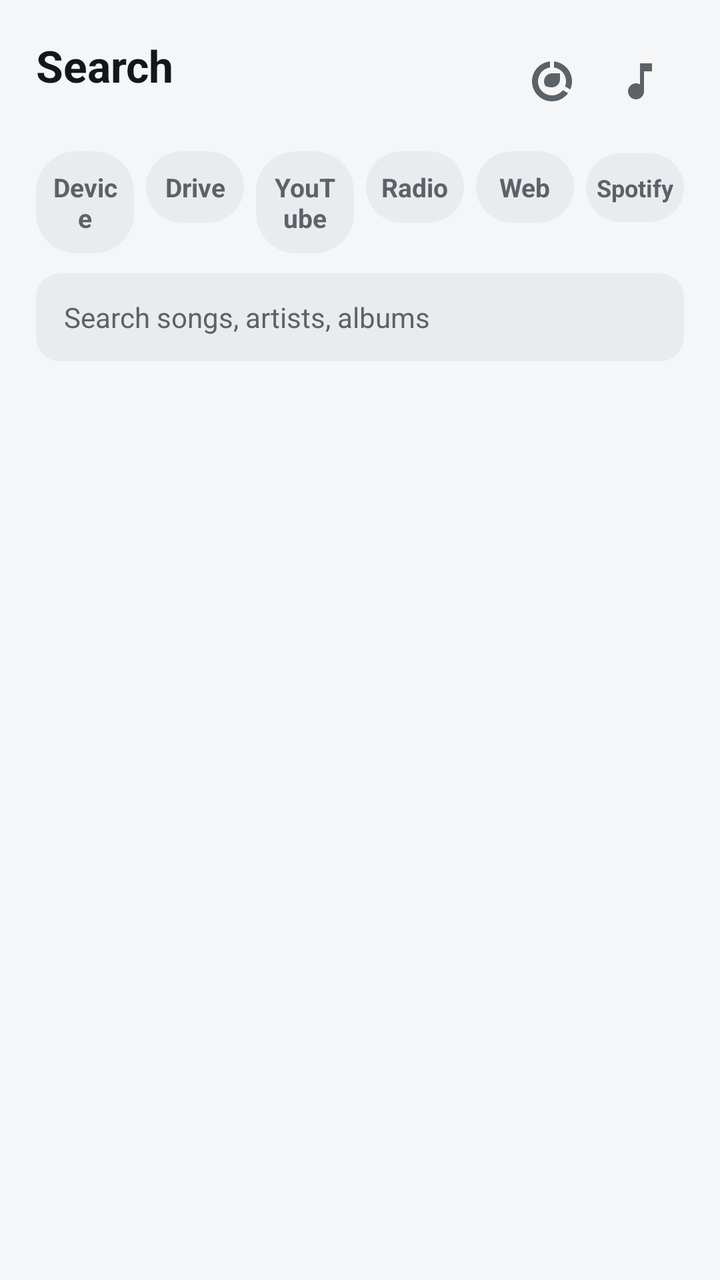
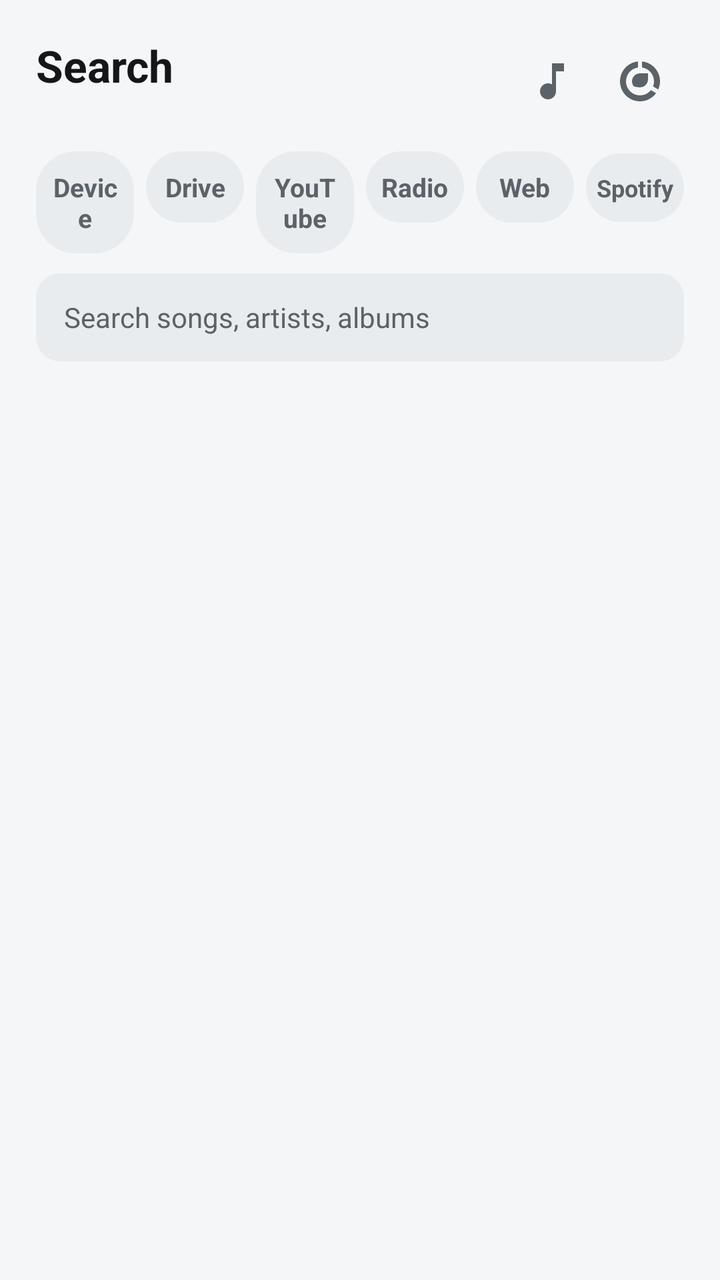

The first picture is an Android layout as it rendered before a commit; the second is the same layout after the commit. The layout source and the unified diff follow.
<!-- AndroidManifest.xml: application theme Theme.FXSoundLite -->
<!-- res/layout/fragment_music.xml -->
<?xml version="1.0" encoding="utf-8"?>
<LinearLayout xmlns:android="http://schemas.android.com/apk/res/android"
    android:layout_width="match_parent"
    android:layout_height="match_parent"
    android:background="?attr/colorBg"
    android:orientation="vertical">

    <LinearLayout
        android:layout_width="match_parent"
        android:layout_height="wrap_content"
        android:orientation="vertical"
        android:paddingHorizontal="18dp"
        android:paddingTop="18dp"
        android:paddingBottom="8dp">

        
        <LinearLayout
            android:layout_width="match_parent"
            android:layout_height="wrap_content"
            android:gravity="center_vertical"
            android:orientation="horizontal">

            <LinearLayout
                android:layout_width="0dp"
                android:layout_height="wrap_content"
                android:layout_weight="1"
                android:orientation="vertical">

                <TextView
                    android:layout_width="wrap_content"
                    android:layout_height="wrap_content"
                    android:text="@string/music_title"
                    android:textColor="?attr/colorTextPrimary"
                    android:textSize="22sp"
                    android:textStyle="bold" />

                <TextView
                    android:id="@+id/musicCount"
                    android:layout_width="wrap_content"
                    android:layout_height="wrap_content"
                    android:textColor="?attr/colorTextSecondary"
                    android:textSize="12sp" />
            </LinearLayout>

            
            <TextView
                android:id="@+id/dataUsedText"
                android:layout_width="wrap_content"
                android:layout_height="wrap_content"
                android:layout_marginEnd="2dp"
                android:background="?android:attr/selectableItemBackground"
                android:padding="6dp"
                android:textColor="?attr/colorAccent"
                android:textSize="12sp"
                android:textStyle="bold"
                android:visibility="gone" />

            <ImageButton
                android:id="@+id/saverButton"
                android:layout_width="44dp"
                android:layout_height="44dp"
                android:background="?android:attr/selectableItemBackgroundBorderless"
                android:contentDescription="@string/saver_switch_label"
                android:padding="10dp"
                android:src="@drawable/ic_data_saver"
                android:tint="?attr/colorTextSecondary" />

            
            <ImageButton
                android:id="@+id/videoModeButton"
                android:layout_width="44dp"
                android:layout_height="44dp"
                android:background="?android:attr/selectableItemBackgroundBorderless"
                android:contentDescription="@string/video_mode_desc"
                android:padding="10dp"
                android:src="@drawable/ic_music"
                android:tint="?attr/colorTextSecondary" />
        </LinearLayout>

        
        <LinearLayout
            android:id="@+id/sourceTabs"
            android:layout_width="match_parent"
            android:layout_height="wrap_content"
            android:layout_marginTop="12dp"
            android:orientation="horizontal">

<TextView
                android:id="@+id/tabLocal"
                android:layout_width="0dp"
                android:layout_height="wrap_content"
                android:layout_marginEnd="6dp"
                android:layout_weight="1"
                android:gravity="center"
                android:background="@drawable/chip_bg"
                android:clickable="true"
                android:focusable="true"
                android:paddingHorizontal="6dp"
                android:paddingVertical="9dp"
                android:text="@string/source_local"
                android:textColor="@color/chip_text_color"
                android:textSize="13sp"
                android:textStyle="bold" />
            <TextView
                android:id="@+id/tabDrive"
                android:layout_width="0dp"
                android:layout_height="wrap_content"
                android:layout_marginEnd="6dp"
                android:layout_weight="1"
                android:gravity="center"
                android:background="@drawable/chip_bg"
                android:clickable="true"
                android:focusable="true"
                android:paddingHorizontal="6dp"
                android:paddingVertical="9dp"
                android:text="@string/source_drive"
                android:textColor="@color/chip_text_color"
                android:textSize="13sp"
                android:textStyle="bold" />
            <TextView
                android:id="@+id/tabYoutube"
                android:layout_width="0dp"
                android:layout_height="wrap_content"
                android:layout_marginEnd="6dp"
                android:layout_weight="1"
                android:gravity="center"
                android:background="@drawable/chip_bg"
                android:clickable="true"
                android:focusable="true"
                android:paddingHorizontal="6dp"
                android:paddingVertical="9dp"
                android:text="@string/source_youtube"
                android:textColor="@color/chip_text_color"
                android:textSize="13sp"
                android:textStyle="bold" />
            <TextView
                android:id="@+id/tabRadio"
                android:layout_width="0dp"
                android:layout_height="wrap_content"
                android:layout_marginEnd="6dp"
                android:layout_weight="1"
                android:gravity="center"
                android:background="@drawable/chip_bg"
                android:clickable="true"
                android:focusable="true"
                android:paddingHorizontal="6dp"
                android:paddingVertical="9dp"
                android:text="@string/source_radio"
                android:textColor="@color/chip_text_color"
                android:textSize="13sp"
                android:textStyle="bold" />
            <TextView
                android:id="@+id/tabTv"
                android:layout_width="0dp"
                android:layout_height="wrap_content"
                android:layout_marginEnd="6dp"
                android:layout_weight="1"
                android:gravity="center"
                android:background="@drawable/chip_bg"
                android:clickable="true"
                android:focusable="true"
                android:paddingHorizontal="6dp"
                android:paddingVertical="9dp"
                android:text="@string/source_tv"
                android:textColor="@color/chip_text_color"
                android:textSize="13sp"
                android:textStyle="bold"
                android:visibility="gone" />
            <TextView
                android:id="@+id/tabWeb"
                android:layout_width="0dp"
                android:layout_height="wrap_content"
                android:layout_marginEnd="6dp"
                android:layout_weight="1"
                android:gravity="center"
                android:background="@drawable/chip_bg"
                android:clickable="true"
                android:focusable="true"
                android:paddingHorizontal="6dp"
                android:paddingVertical="9dp"
                android:text="@string/source_web"
                android:textColor="@color/chip_text_color"
                android:textSize="13sp"
                android:textStyle="bold"
                android:visibility="gone" />
            <TextView
                android:id="@+id/tabOnline"
                android:layout_width="0dp"
                android:layout_height="wrap_content"
                android:layout_marginEnd="6dp"
                android:layout_weight="1"
                android:gravity="center"
                android:background="@drawable/chip_bg"
                android:clickable="true"
                android:focusable="true"
                android:paddingHorizontal="6dp"
                android:paddingVertical="9dp"
                android:text="@string/source_online"
                android:textColor="@color/chip_text_color"
                android:textSize="13sp"
                android:textStyle="bold" />
            <TextView
                android:id="@+id/tabSpotify"
                android:layout_width="0dp"
                android:layout_height="wrap_content"
                android:layout_marginEnd="0dp"
                android:layout_weight="1"
                android:gravity="center"
                android:background="@drawable/chip_bg"
                android:clickable="true"
                android:focusable="true"
                android:maxLines="1"
                android:paddingHorizontal="2dp"
                android:paddingVertical="9dp"
                android:text="@string/source_spotify"
                android:textColor="@color/chip_text_color"
                android:textSize="12sp"
                android:textStyle="bold" />
        </LinearLayout>

        
        <TextView
            android:id="@+id/radioSourceButton"
            android:layout_width="wrap_content"
            android:layout_height="wrap_content"
            android:layout_marginTop="10dp"
            android:background="@drawable/chip_bg"
            android:clickable="true"
            android:focusable="true"
            android:paddingHorizontal="16dp"
            android:paddingVertical="8dp"
            android:textColor="@color/chip_text_color"
            android:textSize="13sp"
            android:textStyle="bold"
            android:visibility="gone" />

        

        <LinearLayout
            android:layout_width="match_parent"
            android:layout_height="wrap_content"
            android:layout_marginTop="10dp"
            android:gravity="center_vertical"
            android:orientation="horizontal">

            <EditText
                android:id="@+id/searchInput"
                android:layout_width="0dp"
                android:layout_height="44dp"
                android:layout_weight="1"
                android:background="@drawable/input_bg"
                android:hint="@string/music_search_hint"
                android:imeOptions="actionSearch"
                android:importantForAutofill="no"
                android:inputType="text"
                android:maxLines="1"
                android:paddingHorizontal="14dp"
                android:textColor="?attr/colorTextPrimary"
                android:textColorHint="?attr/colorTextSecondary"
                android:textSize="14sp" />

            
            <ImageButton
                android:id="@+id/filterButton"
                android:layout_width="44dp"
                android:layout_height="44dp"
                android:layout_marginStart="6dp"
                android:background="?android:attr/selectableItemBackgroundBorderless"
                android:contentDescription="@string/filter_title"
                android:padding="10dp"
                android:src="@drawable/ic_filter"
                android:tint="?attr/colorTextSecondary"
                android:visibility="gone" />

        </LinearLayout>
    </LinearLayout>

    <FrameLayout
        android:layout_width="match_parent"
        android:layout_height="0dp"
        android:layout_weight="1">

        <androidx.recyclerview.widget.RecyclerView
            android:id="@+id/trackList"
            android:layout_width="match_parent"
            android:layout_height="match_parent"
            android:clipToPadding="false"
            android:paddingBottom="74dp" />

        <ProgressBar
            android:id="@+id/searchProgress"
            style="?android:attr/progressBarStyle"
            android:layout_width="32dp"
            android:layout_height="32dp"
            android:layout_gravity="center"
            android:indeterminateTint="?attr/colorAccent"
            android:visibility="gone" />

        <LinearLayout
            android:id="@+id/emptyPanel"
            android:layout_width="match_parent"
            android:layout_height="match_parent"
            android:gravity="center"
            android:orientation="vertical"
            android:padding="32dp"
            android:visibility="gone">

            <TextView
                android:id="@+id/emptyText"
                android:layout_width="wrap_content"
                android:layout_height="wrap_content"
                android:gravity="center"
                android:textColor="?attr/colorTextSecondary"
                android:textSize="14sp" />

            <TextView
                android:id="@+id/actionButton"
                android:layout_width="wrap_content"
                android:layout_height="wrap_content"
                android:layout_marginTop="16dp"
                android:background="@drawable/eq_button_bg"
                android:clickable="true"
                android:focusable="true"
                android:paddingHorizontal="26dp"
                android:paddingVertical="10dp"
                android:text="@string/music_allow_access"
                android:textColor="?attr/colorOnAccent"
                android:textSize="14sp"
                android:textStyle="bold"
                android:visibility="gone" />
        </LinearLayout>
    </FrameLayout>

    
    <LinearLayout
        android:visibility="gone"
        android:layout_width="match_parent"
        android:layout_height="wrap_content"
        android:layout_margin="12dp"
        android:background="@drawable/card_bg"
        android:orientation="vertical"
        android:padding="14dp">

        <LinearLayout
            android:layout_width="match_parent"
            android:layout_height="wrap_content"
            android:gravity="center_vertical"
            android:orientation="horizontal">

            <ImageView
                android:id="@+id/nowArt"
                android:layout_width="52dp"
                android:layout_height="52dp"
                android:background="@drawable/art_bg"
                android:importantForAccessibility="no"
                android:padding="13dp"
                android:scaleType="centerCrop"
                android:src="@drawable/ic_music"
                android:tint="?attr/colorTextSecondary" />

            <LinearLayout
                android:layout_width="0dp"
                android:layout_height="wrap_content"
                android:layout_marginStart="12dp"
                android:layout_weight="1"
                android:orientation="vertical">

                <TextView
                    android:id="@+id/nowTitle"
                    android:layout_width="match_parent"
                    android:layout_height="wrap_content"
                    android:ellipsize="end"
                    android:maxLines="1"
                    android:text="@string/music_nothing_playing"
                    android:textColor="?attr/colorTextPrimary"
                    android:textSize="15sp"
                    android:textStyle="bold" />

                <TextView
                    android:id="@+id/nowArtist"
                    android:layout_width="match_parent"
                    android:layout_height="wrap_content"
                    android:layout_marginTop="2dp"
                    android:ellipsize="end"
                    android:maxLines="1"
                    android:textColor="?attr/colorTextSecondary"
                    android:textSize="12sp" />
            </LinearLayout>
        </LinearLayout>

        <SeekBar
            android:id="@+id/progressSeek"
            android:layout_width="match_parent"
            android:layout_height="wrap_content"
            android:layout_marginTop="8dp"
            android:progressTint="?attr/colorAccent"
            android:thumbTint="?attr/colorAccent" />

        <RelativeLayout
            android:layout_width="match_parent"
            android:layout_height="wrap_content"
            android:paddingHorizontal="4dp">

            <TextView
                android:id="@+id/timeElapsed"
                android:layout_width="wrap_content"
                android:layout_height="wrap_content"
                android:text="0:00"
                android:textColor="?attr/colorTextSecondary"
                android:textSize="11sp" />

            <TextView
                android:id="@+id/timeTotal"
                android:layout_width="wrap_content"
                android:layout_height="wrap_content"
                android:layout_alignParentEnd="true"
                android:text="0:00"
                android:textColor="?attr/colorTextSecondary"
                android:textSize="11sp" />
        </RelativeLayout>

        <LinearLayout
            android:layout_width="match_parent"
            android:layout_height="wrap_content"
            android:layout_marginTop="4dp"
            android:gravity="center"
            android:orientation="horizontal">

            <ImageButton
                android:id="@+id/shuffleButton"
                android:layout_width="48dp"
                android:layout_height="48dp"
                android:background="?android:attr/selectableItemBackgroundBorderless"
                android:contentDescription="@string/music_shuffle"
                android:padding="12dp"
                android:src="@drawable/ic_shuffle"
                android:tint="?attr/colorTextSecondary" />

            <ImageButton
                android:id="@+id/prevButton"
                android:layout_width="52dp"
                android:layout_height="52dp"
                android:background="?android:attr/selectableItemBackgroundBorderless"
                android:contentDescription="@string/music_previous"
                android:padding="12dp"
                android:src="@drawable/ic_prev"
                android:tint="?attr/colorTextPrimary" />

            <ImageButton
                android:id="@+id/playPauseButton"
                android:layout_width="60dp"
                android:layout_height="60dp"
                android:layout_marginHorizontal="6dp"
                android:background="@drawable/eq_button_bg"
                android:contentDescription="@string/music_play_pause"
                android:padding="16dp"
                android:src="@drawable/ic_play"
                android:tint="?attr/colorOnAccent" />

            <ImageButton
                android:id="@+id/nextButton"
                android:layout_width="52dp"
                android:layout_height="52dp"
                android:background="?android:attr/selectableItemBackgroundBorderless"
                android:contentDescription="@string/music_next"
                android:padding="12dp"
                android:src="@drawable/ic_next"
                android:tint="?attr/colorTextPrimary" />

            <ImageButton
                android:id="@+id/repeatButton"
                android:layout_width="48dp"
                android:layout_height="48dp"
                android:background="?android:attr/selectableItemBackgroundBorderless"
                android:contentDescription="@string/music_repeat"
                android:padding="12dp"
                android:src="@drawable/ic_repeat"
                android:tint="?attr/colorTextSecondary" />
        </LinearLayout>
    </LinearLayout>
</LinearLayout>
<!-- resources referenced by this layout -->
<resources>
  <!-- drawable art_bg (drawable) -->
  <?xml version="1.0" encoding="utf-8"?>
  <shape xmlns:android="http://schemas.android.com/apk/res/android">
      <solid android:color="?attr/colorSurfaceRaised" />
      <corners android:radius="10dp" />
  </shape>
  <!-- drawable card_bg (drawable) -->
  <?xml version="1.0" encoding="utf-8"?>
  <shape xmlns:android="http://schemas.android.com/apk/res/android">
      <solid android:color="?attr/colorSurface" />
      <corners android:radius="16dp" />
  </shape>
  <!-- drawable eq_button_bg (drawable) -->
  <?xml version="1.0" encoding="utf-8"?>
  <shape xmlns:android="http://schemas.android.com/apk/res/android"
      android:shape="rectangle">
      <solid android:color="?attr/colorAccent" />
      <corners android:radius="20dp" />
  </shape>
  <!-- drawable ic_play (drawable) -->
  <vector xmlns:android="http://schemas.android.com/apk/res/android"
      android:width="24dp"
      android:height="24dp"
      android:viewportWidth="24"
      android:viewportHeight="24">
      <path
          android:fillColor="#FFFFFFFF"
          android:pathData="M8,5v14l11,-7z" />
  </vector>
  <!-- drawable input_bg (drawable) -->
  <?xml version="1.0" encoding="utf-8"?>
  <shape xmlns:android="http://schemas.android.com/apk/res/android">
      <solid android:color="?attr/colorSurfaceRaised" />
      <corners android:radius="12dp" />
  </shape>
  <string name="filter_title">Filter</string>
  <string name="music_allow_access">Allow access</string>
  <string name="music_next">Next</string>
  <string name="music_nothing_playing">Nothing playing</string>
  <string name="music_play_pause">Play / pause</string>
  <string name="music_previous">Previous</string>
  <string name="music_repeat">Repeat</string>
  <string name="music_search_hint">Search songs, artists, albums</string>
  <string name="music_shuffle">Shuffle</string>
  <string name="music_title">Search</string>
  <string name="saver_switch_label">Data saver</string>
  <string name="source_drive">Drive</string>
  <string name="source_local">Device</string>
  <string name="source_online">Web</string>
  <string name="source_radio">Radio</string>
  <string name="source_spotify">Spotify</string>
  <string name="source_tv">TV</string>
  <string name="source_web">Web</string>
  <string name="source_youtube">YouTube</string>
  <string name="video_mode_desc">Audio / video mode</string>
  <style name="Theme.FXSoundLite" parent="Theme.MaterialComponents.DayNight.NoActionBar">
          <item name="colorPrimary">@color/accent_default</item>
          <item name="colorPrimaryDark">@color/light_bg</item>
          <item name="colorAccent">@color/accent_default</item>
          <item name="android:windowBackground">?attr/colorBg</item>
  
          <item name="colorBg">@color/light_bg</item>
          <item name="colorSurface">@color/light_surface</item>
          <item name="colorSurfaceRaised">@color/light_surface_raised</item>
          <item name="colorTextPrimary">@color/light_text_primary</item>
          <item name="colorTextSecondary">@color/light_text_secondary</item>
          <item name="colorDivider">@color/light_divider</item>
          <item name="colorTrackBg">@color/light_track_bg</item>
          <item name="colorDanger">@color/danger</item>
          <item name="colorOnAccent">@color/light_on_accent</item>
      </style>
  <color name="accent_default">#000000</color>
  <color name="light_bg">#F5F6F7</color>
  <color name="light_surface">#FFFFFF</color>
  <color name="light_surface_raised">#E9ECEF</color>
  <color name="light_text_primary">#14171A</color>
  <color name="light_text_secondary">#5B6268</color>
  <color name="light_divider">#DCE0E3</color>
  <color name="light_track_bg">#D6DADE</color>
  <color name="danger">#FF6B6B</color>
  <color name="light_on_accent">#0E1013</color>
  <!-- unchanged entries left out for length: 8 -->
</resources>

<!-- the commit's change to res/layout/fragment_music.xml (unified diff, before → after) -->
@@ -55,6 +55,17 @@
                 android:textStyle="bold"
                 android:visibility="gone" />
 
+            
+            <ImageButton
+                android:id="@+id/videoModeButton"
+                android:layout_width="44dp"
+                android:layout_height="44dp"
+                android:background="?android:attr/selectableItemBackgroundBorderless"
+                android:contentDescription="@string/video_mode_desc"
+                android:padding="10dp"
+                android:src="@drawable/ic_music"
+                android:tint="?attr/colorHeaderIcon" />
+
             <ImageButton
                 android:id="@+id/saverButton"
                 android:layout_width="44dp"
@@ -63,18 +74,7 @@
                 android:contentDescription="@string/saver_switch_label"
                 android:padding="10dp"
                 android:src="@drawable/ic_data_saver"
-                android:tint="?attr/colorTextSecondary" />
-
-            
-            <ImageButton
-                android:id="@+id/videoModeButton"
-                android:layout_width="44dp"
-                android:layout_height="44dp"
-                android:background="?android:attr/selectableItemBackgroundBorderless"
-                android:contentDescription="@string/video_mode_desc"
-                android:padding="10dp"
-                android:src="@drawable/ic_music"
-                android:tint="?attr/colorTextSecondary" />
+                android:tint="?attr/colorHeaderIcon" />
         </LinearLayout>
 
         
<!-- resource entries referenced after the edit -->
@@ -69,6 +69,7 @@
           <item name="colorDivider">@color/light_divider</item>
           <item name="colorTrackBg">@color/light_track_bg</item>
           <item name="colorDanger">@color/danger</item>
+          <item name="colorHeaderIcon">?attr/colorTextSecondary</item>
           <item name="colorOnAccent">@color/light_on_accent</item>
       </style>
   <color name="accent_default">#000000</color>
